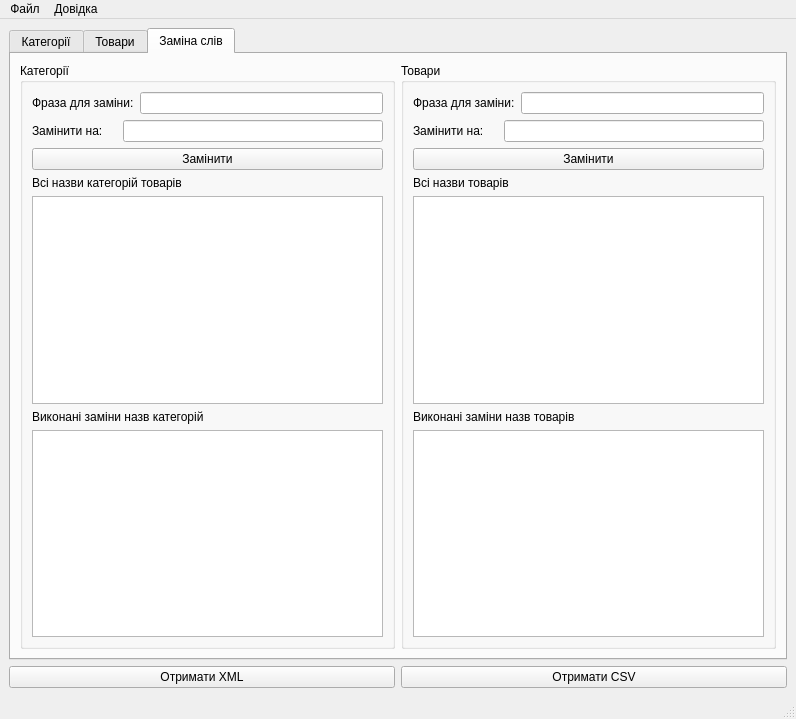
This is mainwindow.ui in coolrich/xml-feed-editor as Qt 5 draws it before an edit. The edited form follows.
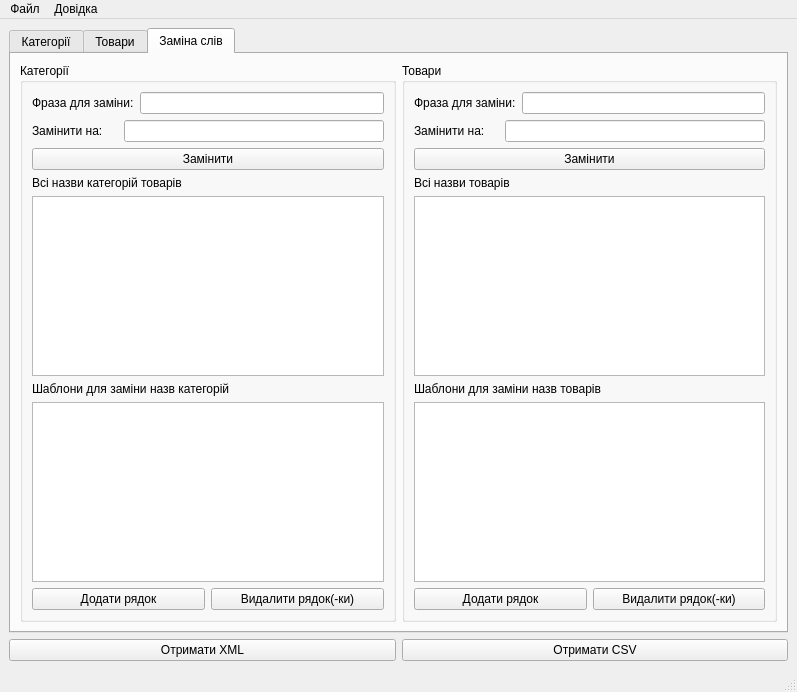
This is the edited form. The open tabs and pages were chosen to show the change.

Commit message: - Stage of code optimization and refactoring. Stage of creating the feature of the word replacement.

Patch:
```diff
--- a/mainwindow.ui
+++ b/mainwindow.ui
@@ -6,8 +6,8 @@
    <rect>
     <x>0</x>
     <y>0</y>
-    <width>796</width>
-    <height>719</height>
+    <width>797</width>
+    <height>692</height>
    </rect>
   </property>
   <property name="windowTitle">
@@ -503,7 +503,7 @@
          </attribute>
          <layout class="QVBoxLayout" name="verticalLayout_19">
           <item>
-           <layout class="QHBoxLayout" name="horizontalLayout_9">
+           <layout class="QHBoxLayout" name="horizontalLayout_17">
             <item>
              <widget class="QGroupBox" name="groupBox">
               <property name="title">
@@ -576,7 +576,7 @@
                    <item>
                     <widget class="QLabel" name="label_14">
                      <property name="text">
-                      <string>Виконані заміни назв категорій</string>
+                      <string>Шаблони для заміни назв категорій</string>
                      </property>
                     </widget>
                    </item>
@@ -586,7 +586,22 @@
                   </layout>
                  </item>
                  <item>
-                  <layout class="QHBoxLayout" name="horizontalLayout_17"/>
+                  <layout class="QHBoxLayout" name="horizontalLayout_9">
+                   <item>
+                    <widget class="QPushButton" name="add_category_row_push_button">
+                     <property name="text">
+                      <string>Додати рядок</string>
+                     </property>
+                    </widget>
+                   </item>
+                   <item>
+                    <widget class="QPushButton" name="delete_category_row_push_button">
+                     <property name="text">
+                      <string>Видалити рядок(-ки)</string>
+                     </property>
+                    </widget>
+                   </item>
+                  </layout>
                  </item>
                 </layout>
                </item>
@@ -665,7 +680,7 @@
                    <item>
                     <widget class="QLabel" name="label_16">
                      <property name="text">
-                      <string>Виконані заміни назв товарів</string>
+                      <string>Шаблони для заміни назв товарів</string>
                      </property>
                     </widget>
                    </item>
@@ -675,7 +690,22 @@
                   </layout>
                  </item>
                  <item>
-                  <layout class="QHBoxLayout" name="horizontalLayout_18"/>
+                  <layout class="QHBoxLayout" name="horizontalLayout_22">
+                   <item>
+                    <widget class="QPushButton" name="add_product_row_push_button">
+                     <property name="text">
+                      <string>Додати рядок</string>
+                     </property>
+                    </widget>
+                   </item>
+                   <item>
+                    <widget class="QPushButton" name="delete_product_row_push_button">
+                     <property name="text">
+                      <string>Видалити рядок(-ки)</string>
+                     </property>
+                    </widget>
+                   </item>
+                  </layout>
                  </item>
                 </layout>
                </item>
@@ -715,7 +745,7 @@
     <rect>
      <x>0</x>
      <y>0</y>
-     <width>796</width>
+     <width>797</width>
      <height>21</height>
     </rect>
    </property>
```
Left out of the diff: 4 changed lines with no effect on the pictures. The commit also changes 2 other files.
